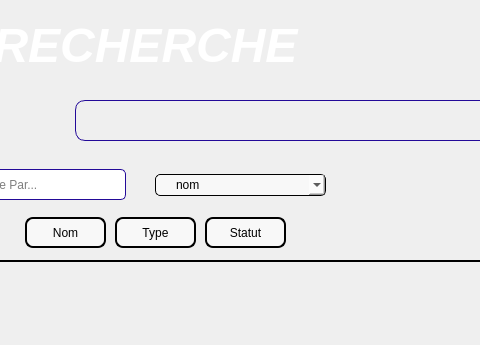
The window that mainwindow.ui (Sahar231/projetcpp) describes before a commit, drawn with Qt 5; both pictures show x 645 to 1125 and y 0 to 345 of the 1404 by 770 pixel window.
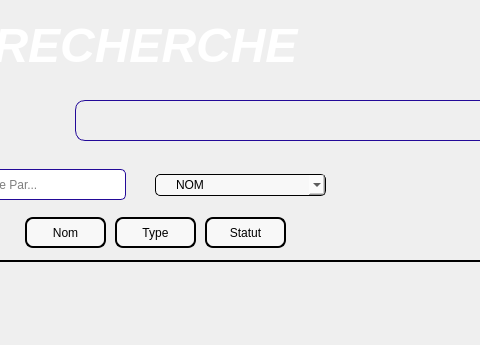
The same window after the commit.

```diff
--- a/mainwindow.ui
+++ b/mainwindow.ui
@@ -876,7 +876,7 @@
     </property>
     <item>
      <property name="text">
-      <string>nom</string>
+      <string>NOM</string>
      </property>
     </item>
     <item>
```
Left out of the diff: 10 changed lines with no effect on the pictures.
